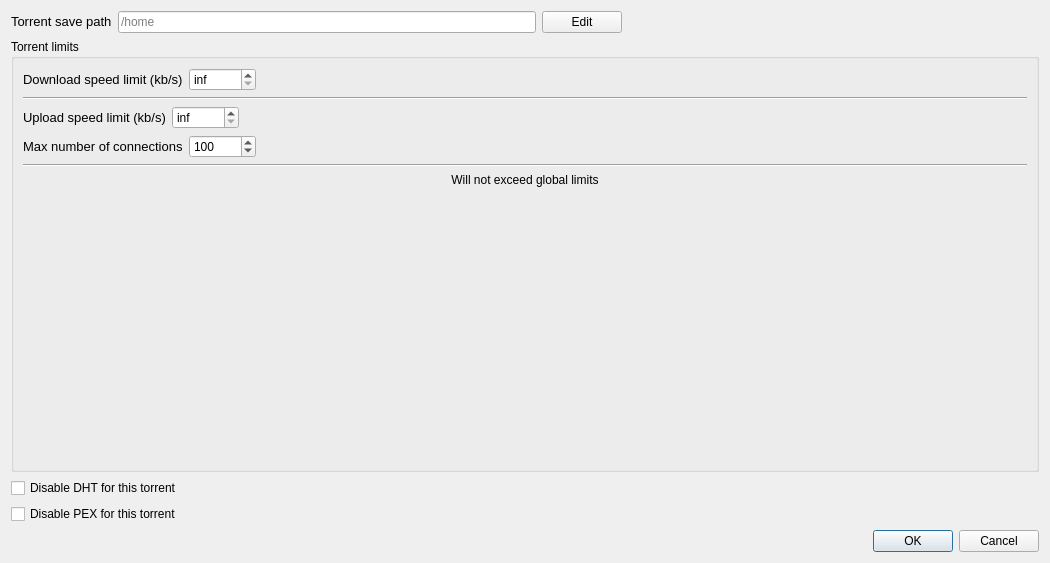
Qt form dialogs/torrentsettingsdialog.ui (commmrade/TorrentClient) before a commit.
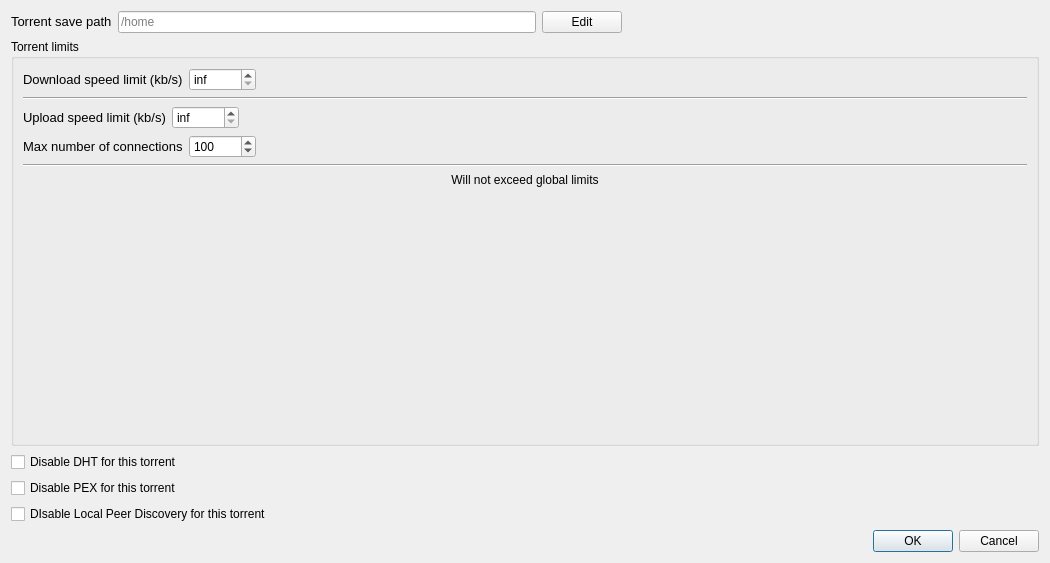
The same form after that commit.

Commit message: Disable dht, peerex, lpd per torrent

```diff
--- a/dialogs/torrentsettingsdialog.ui
+++ b/dialogs/torrentsettingsdialog.ui
@@ -274,6 +274,13 @@
     </widget>
    </item>
    <item row="4" column="0">
+    <widget class="QCheckBox" name="lpdCheckBox">
+     <property name="text">
+      <string>DIsable Local Peer Discovery for this torrent</string>
+     </property>
+    </widget>
+   </item>
+   <item row="5" column="0">
     <widget class="QDialogButtonBox" name="buttonBox">
      <property name="orientation">
       <enum>Qt::Orientation::Horizontal</enum>
```
The commit also changes 7 other files.
